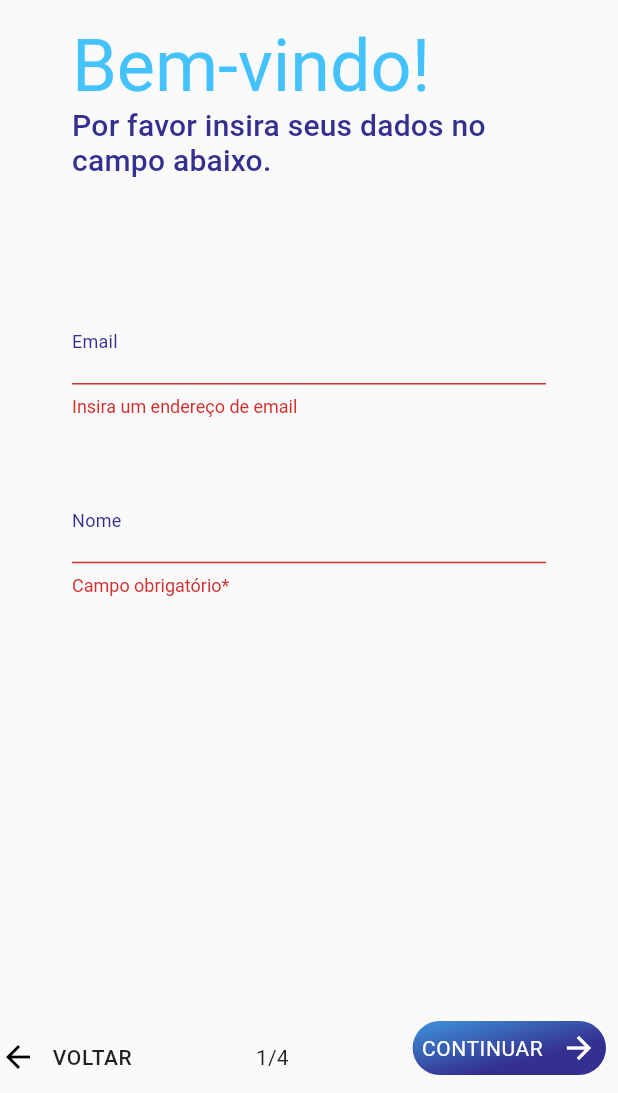
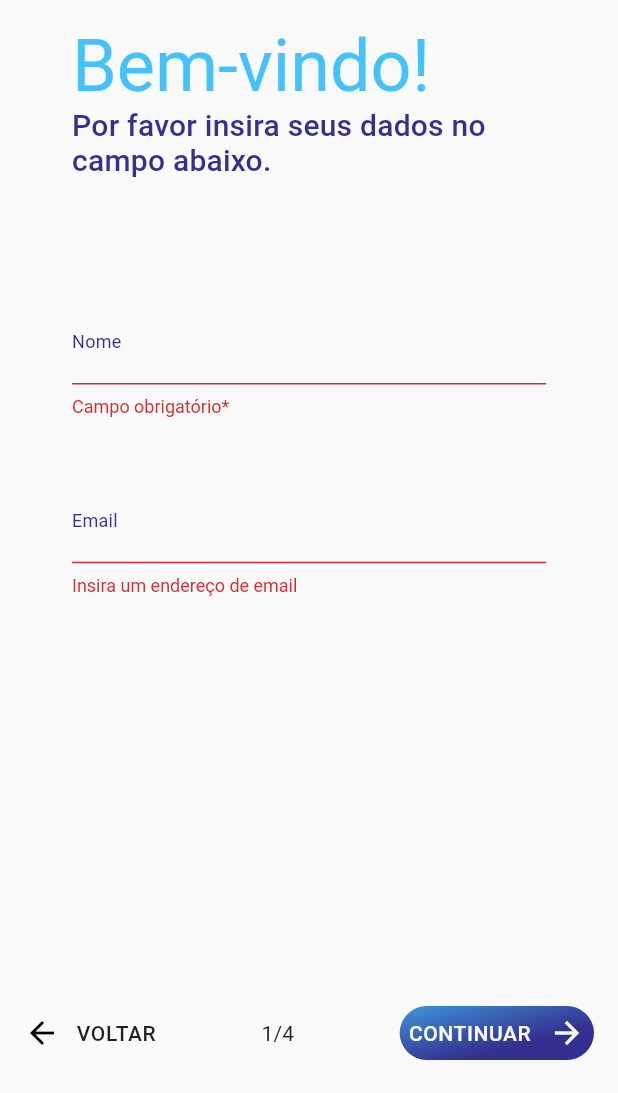
Before and after one commit to devguusta/RaroAcademy_Budget, a Flutter app: the SignUpPage screen opened by its route, after a tap on "CONTINUAR", on a phone screen of 412 x 824 dp, the part 143-1236 px from its top. Run offline on Flutter 3.47's test engine with Material 2 defaults, Android fonts, the phone set to English and light mode, and no system bars; our stand-ins replace connectivity, firebase_core; missing offline and left inert: animated_card, cpf_cnpj_validator; accounts and stored records are empty; project files that could hold a hidden picture were left out.

```diff
--- a/lib/modules/signup-page/page-view/page_view_for.dart
+++ b/lib/modules/signup-page/page-view/page_view_for.dart
@@ -10,11 +10,10 @@ class PageViewFor extends StatefulWidget {
   final TextEditingController passwordController;
   final TextEditingController confirmPasswordController;
 
-  PageViewFor({
+  const PageViewFor({
     Key? key,
     required this.passwordController,
     required this.confirmPasswordController,
-
   }) : super(key: key);
 
   @override
@@ -22,7 +21,6 @@ class PageViewFor extends StatefulWidget {
 }
 
 class _PageViewForState extends State<PageViewFor> {
-
   String password = '';
 
   @override
@@ -39,53 +37,46 @@ class _PageViewForState extends State<PageViewFor> {
             child: AnimatedCard(
               direction: AnimatedCardDirection.top,
               duration: const Duration(milliseconds: 600),
-                child: Image.asset(AppImages.logoBudget)),
+              child: Image.asset(AppImages.logoBudget),
+            ),
           ),
         ),
         Visibility(
           visible: MediaQuery.of(context).viewInsets.bottom == 0,
           child: Padding(
-            padding: EdgeInsets.only(left: 48.0, top: 16.0),
+            padding: const EdgeInsets.only(left: 48.0, top: 16.0),
             child: AnimatedCard(
               direction: AnimatedCardDirection.right,
               duration: const Duration(milliseconds: 600),
-              child: Text("Bem-vindo!",
-                  style: AppTextStyles.kPrimaryTextLoginPage),
+              child: const Text(
+                "Bem-vindo!",
+                style: AppTextStyles.kPrimaryTextLoginPage,
               ),
             ),
           ),
-        Padding(
-          padding: const EdgeInsets.only(left: 48.0, right: 57.0),
+        ),
+        const Padding(
+          padding: EdgeInsets.only(left: 48.0, right: 57.0),
           child: SizedBox(
-            child: Text('Agora crie sua senha\ncontendo:',
-                style: AppTextStyles.kSubTitleSignUpText),
-          ),
-        ),
-        SizedBox(height: 28),
-        Padding(
-          padding: const EdgeInsets.only(left: 48.0),
             child: Text(
-            '• pelo menos oito caracteres',
-            style: TextStyle(
-              fontFamily: 'Roboto',
-              fontWeight: FontWeight.w400,
-              fontSize: 16.0,
-              letterSpacing: 0.15,
-              color: Color.fromRGBO(0, 0, 0, 0.54),
+              'Agora crie sua senha\ncontendo:',
+              style: AppTextStyles.kSubTitleSignUpText,
             ),
           ),
         ),
-        Padding(
-          padding: const EdgeInsets.only(left: 48.0),
+        const SizedBox(height: 28),
+        const Padding(
+          padding: EdgeInsets.only(left: 48.0),
+          child: Text(
+            '• pelo menos oito caracteres',
+            style: AppTextStyles.kPasswordTextLogin,
+          ),
+        ),
+        const Padding(
+          padding: EdgeInsets.only(left: 48.0),
           child: Text(
             '• letras maiúsculas, letras\n minúsculas, números e símbolos',
-            style: TextStyle(
-              fontFamily: 'Roboto',
-              fontWeight: FontWeight.w400,
-              fontSize: 16.0,
-              letterSpacing: 0.15,
-              color: Color.fromRGBO(0, 0, 0, 0.54),
-            ),
+            style: AppTextStyles.kPasswordTextLogin,
           ),
         ),
         SizedBox(height: size.height * 0.01),
@@ -95,11 +86,8 @@ class _PageViewForState extends State<PageViewFor> {
           controller: widget.passwordController,
           onChanged: (value) {
             password = value;
-            print(password);
           },
-          validator: (value) => Validators().validatePassword(
-            value!,
-          ),
+          validator: (value) => Validators().validatePassword(value!),
 
           // onChanged: (value) => {
           //   password = value,
@@ -115,18 +103,14 @@ class _PageViewForState extends State<PageViewFor> {
           hintText: "Confirme sua senha",
           labelText: "Confirmar senha",
           controller: widget.confirmPasswordController,
-
-          validator: (value) => Validators().validateConfirmPassword(
-             value! ,password,
-            ),
+          validator: (value) =>
+              Validators().validateConfirmPassword(value!, password),
           obscureText: true,
         ),
       ],
     );
   }
 }
-
-
 
 //  onChanged: (String value) => {
 //             password = value,
--- a/lib/modules/signup-page/page-view/page_view_onboarding.dart
+++ b/lib/modules/signup-page/page-view/page_view_onboarding.dart
@@ -8,35 +8,36 @@ class OnBoarding extends StatelessWidget {
 
   @override
   Widget build(BuildContext context) {
-    Size size = MediaQuery.of(context).size;
     return SingleChildScrollView(
-        child: Stack(
-          children: [
-            Image.asset(
-              "assets/images/sucessRegister.png",
-              fit: BoxFit.fill,
+      child: Container(
+        height: MediaQuery.of(context).size.height,
+        width: MediaQuery.of(context).size.width,
+        decoration: BoxDecoration(
+          image: DecorationImage(
+            image: const AssetImage("assets/images/sucessRegister.png"),
+            fit: BoxFit.cover,
+            colorFilter: ColorFilter.mode(
+              Colors.blue.shade300,
+              BlendMode.modulate,
             ),
-            // Image.asset(
-            //   "assets/images/blue1.png",
-            //   fit: BoxFit.fill,
-            // ),
-            Image.asset(
-              "assets/images/blue.png",
-              fit: BoxFit.fill,
           ),
-
-            Padding(
-              padding: const EdgeInsets.only(top: 32.0),
+        ),
         child: Column(
           mainAxisAlignment: MainAxisAlignment.center,
           crossAxisAlignment: CrossAxisAlignment.start,
           mainAxisSize: MainAxisSize.max,
           children: [
-
-                  Center(child: Image.asset("assets/images/iconBudgetLarge.png")),
-                    Padding(
-                      padding: const EdgeInsets.only(left: 48.0),
-                      child: Text("Agora sim!\nVocê terá o\ncontrole\nfinanceiro nas\nsuas mãos!", style: AppTextStyles.kOnBoardingText),
+            Center(
+              child: Image.asset(
+                "assets/images/iconBudgetLarge.png",
+              ),
+            ),
+            const Padding(
+              padding: EdgeInsets.only(left: 48.0),
+              child: Text(
+                "Agora sim!\nVocê terá o\ncontrole\nfinanceiro nas\nsuas mãos!",
+                style: AppTextStyles.kOnBoardingText,
+              ),
             ),
             Padding(
               padding: const EdgeInsets.only(left: 48.0, top: 24),
@@ -47,23 +48,23 @@ class OnBoarding extends StatelessWidget {
                   shape: RoundedRectangleBorder(
                     borderRadius: BorderRadius.circular(34),
                   ),
-                          padding: EdgeInsets.symmetric(horizontal: 15, vertical: 10),
+                  padding: const EdgeInsets.symmetric(
+                    horizontal: 20.0,
+                    vertical: 12.5,
                   ),
-                        onPressed: (){
+                ),
+                onPressed: () {
                   Navigator.pushReplacementNamed(
                     context,
                     HomePage.id,
                   );
                 },
-                        child: Text("VAMOS LÁ!"),
+                child: Text("Vamos lá!".toUpperCase()),
               ),
             ),
           ],
         ),
       ),
-
-          ],
-        ),
     );
   }
 }
--- a/lib/modules/signup-page/page-view/page_view_one.dart
+++ b/lib/modules/signup-page/page-view/page_view_one.dart
@@ -9,7 +9,7 @@ import 'package:raro_academy_budget/util/validators/text_validator.dart';
 class PageViewOne extends StatefulWidget {
   final TextEditingController emailController;
   final TextEditingController nameController;
-  PageViewOne({
+  const PageViewOne({
     Key? key,
     required this.emailController,
     required this.nameController,
@@ -20,7 +20,6 @@ class PageViewOne extends StatefulWidget {
 }
 
 class _PageViewOneState extends State<PageViewOne> {
-
   @override
   Widget build(BuildContext context) {
     Size size = MediaQuery.of(context).size;
@@ -29,56 +28,58 @@ class _PageViewOneState extends State<PageViewOne> {
       children: [
         SizedBox(height: size.height * 0.05),
         Visibility(
-        visible:
-            MediaQuery.of(context).viewInsets.bottom == 0,
+          visible: MediaQuery.of(context).viewInsets.bottom == 0,
           child: Padding(
             padding: const EdgeInsets.only(left: 48.0),
             child: AnimatedCard(
               direction: AnimatedCardDirection.top,
               duration: const Duration(milliseconds: 600),
-              child: Image.asset(AppImages.logoBudget)),
+              child: Image.asset(AppImages.logoBudget),
+            ),
           ),
         ),
         Visibility(
-        visible: MediaQuery.of(context).viewInsets.bottom ==0,
+          visible: MediaQuery.of(context).viewInsets.bottom == 0,
           child: Padding(
-          padding: EdgeInsets.only(left: 48.0, top: 16.0),
+            padding: const EdgeInsets.only(left: 48.0, top: 16.0),
             child: AnimatedCard(
               direction: AnimatedCardDirection.right,
               duration: const Duration(milliseconds: 600),
-            child: Text("Bem-vindo!",
-                style: AppTextStyles.kPrimaryTextLoginPage),
+              child: const Text(
+                "Bem-vindo!",
+                style: AppTextStyles.kPrimaryTextLoginPage,
               ),
             ),
           ),
-      Padding(
-        padding:
-            const EdgeInsets.only(left: 48.0, right: 57.0),
+        ),
+        const Padding(
+          padding: EdgeInsets.only(
+            left: 48.0,
+            right: 57.0,
+          ),
           child: SizedBox(
             child: Text(
               'Por favor insira seus dados no campo abaixo.',
-              style: AppTextStyles.kSubTitleSignUpText),
+              style: AppTextStyles.kSubTitleSignUpText,
+            ),
           ),
         ),
         SizedBox(height: size.height * 0.1),
+        InputForm(
+          hintText: "Nome",
+          labelText: "Nome",
+          controller: widget.nameController,
+          validator: (String? value) => Validators().validateName(value!),
+        ),
+        SizedBox(height: size.height * 0.05),
         InputForm(
           hintText: "Email",
           labelText: "Email",
           controller: widget.emailController,
           onChanged: (value) {},
-        validator: (String? value) =>
-        Validators.validateEmail(value),
+          validator: (String? value) => Validators.validateEmail(value),
           keyboardType: TextInputType.emailAddress,
         ),
-      SizedBox(height: size.height * 0.05),
-      InputForm(
-        hintText: "Nome",
-        labelText: "Nome",
-        controller: widget.nameController,
-        validator: (String? value) =>
-            Validators().validateName(value!),
-      ),
-
       ],
     );
   }
--- a/lib/modules/signup-page/page-view/page_view_two.dart
+++ b/lib/modules/signup-page/page-view/page_view_two.dart
@@ -43,11 +43,13 @@ class _PageViewTwoState extends State<PageViewTwo> {
           padding: EdgeInsets.only(left: 48.0, top: 16.0),
           child: Text("Bem-vindo!", style: AppTextStyles.kPrimaryTextLoginPage),
         ),
-        Padding(
-          padding: const EdgeInsets.only(left: 48.0, right: 57.0),
+        const Padding(
+          padding: EdgeInsets.only(left: 48.0, right: 57.0),
           child: SizedBox(
-            child: Text('Mais Alguns dados.',
-                style: AppTextStyles.kSubTitleSignUpText),
+            child: Text(
+              'Mais Alguns dados.',
+              style: AppTextStyles.kSubTitleSignUpText,
+            ),
           ),
         ),
         SizedBox(height: size.height * 0.15),
@@ -56,20 +58,18 @@ class _PageViewTwoState extends State<PageViewTwo> {
           labelText: "Telefone",
           controller: widget.phoneController,
           onChanged: (value) {},
-          validator:(String? value) => Validators().validatePhone(value!),
+          validator: (String? value) => Validators().validatePhone(value!),
           keyboardType: TextInputType.number,
           // inputFormatters: [
           //   FilteringTextInputFormatter.digitsOnly,
           //   maskFormatter,
           // ],
-
         ),
-          SizedBox(height: size.height * 0.05),
+        SizedBox(height: size.height * 0.05),
         InputForm(
           hintText: "Cpf",
           labelText: "Cpf",
           controller: widget.cpfController,
-
           validator: (String? value) => Validators().cpfValidator(value!),
           // inputFormatters: [
           //   FilteringTextInputFormatter.digitsOnly,
--- a/lib/modules/signup-page/page-view/signup_use_terms.dart
+++ b/lib/modules/signup-page/page-view/signup_use_terms.dart
@@ -1,6 +1,5 @@
 import 'package:animated_card/animated_card.dart';
 import 'package:flutter/material.dart';
-
 import 'package:raro_academy_budget/util/constants/app_images.dart';
 import 'package:raro_academy_budget/util/constants/app_text_styles.dart';
 
@@ -17,7 +16,7 @@ class SignUpUseTerms extends StatefulWidget {
 
 class _SignUpUseTermsState extends State<SignUpUseTerms> {
   SingingCharacter? _character = SingingCharacter.no;
-  late bool isState;
+  bool isState = false;
   @override
   Widget build(BuildContext context) {
     Size size = MediaQuery.of(context).size;
@@ -34,36 +33,32 @@ class _SignUpUseTermsState extends State<SignUpUseTerms> {
               child: AnimatedCard(
                 direction: AnimatedCardDirection.top,
                 duration: const Duration(milliseconds: 400),
-              child: Image.asset(AppImages.logoBudget)),
-        ),
-      ),
-
-      Padding(
-          padding: EdgeInsets.only(left: 48.0, top: 16.0),
-          child: Text("Bem-vindo!", style: AppTextStyles.kPrimaryTextLoginPage),
-        ),
-
-      Padding(
-        padding: const EdgeInsets.only(left:48.0),
-        child: Text(
-            'Leia com atenção e aceite.',
-            style: AppTextStyles.kSubTitleSignUpText),
-      ),
-      SizedBox(height: size.height * 0.06),
-        Padding(
-          padding: const EdgeInsets.only(left: 24.0,right: 8),
-          child: Text(
-            'Lorem Ipsum neque porro quisquam est qui dolorem ipsum quia dolor sit amet, consectetur, adipisci velit. Ipsum neque porro quisquam est qui dolorem ipsum quia dolor sit amet, consectetur, adipisci velit. Nque porro  est qui dolorem ipsum quia dolor sit amet, , adipisci velit. Quisquam est qui dolorem ipsum.',
-            style: TextStyle(
-              fontFamily: 'Roboto',
-              fontWeight: FontWeight.w400,
-              fontSize: 16.0,
-              letterSpacing: 0.15,
-              color: Color.fromRGBO(0, 0, 0, 0.54),
+                child: Image.asset(AppImages.logoBudget),
               ),
             ),
           ),
-
+          const Padding(
+            padding: EdgeInsets.only(left: 48.0, top: 16.0),
+            child: Text(
+              "Bem-vindo!",
+              style: AppTextStyles.kPrimaryTextLoginPage,
+            ),
+          ),
+          const Padding(
+            padding: EdgeInsets.only(left: 48.0),
+            child: Text(
+              'Leia com atenção e aceite.',
+              style: AppTextStyles.kSubTitleSignUpText,
+            ),
+          ),
+          SizedBox(height: size.height * 0.06),
+          const Padding(
+            padding: EdgeInsets.only(left: 48.0, right: 48.0, bottom: 24.0),
+            child: Text(
+              'Lorem Ipsum neque porro quisquam est qui dolorem ipsum quia dolor sit amet, consectetur, adipisci velit. Ipsum neque porro quisquam est qui dolorem ipsum quia dolor sit amet, consectetur, adipisci velit. Nque porro  est qui dolorem ipsum quia dolor sit amet, , adipisci velit. Quisquam est qui dolorem ipsum.',
+              style: AppTextStyles.kPasswordTextLogin,
+            ),
+          ),
           Padding(
             padding: const EdgeInsets.only(top: 8.0, left: 24),
             child: Flex(
@@ -78,32 +73,25 @@ class _SignUpUseTermsState extends State<SignUpUseTerms> {
                         child: Radio<SingingCharacter>(
                           value: SingingCharacter.yes,
                           groupValue: _character,
+                          toggleable: true,
                           onChanged: (SingingCharacter? value) {
                             setState(() {
                               _character = value;
-                           isState = true;
-                        }
-                       );
+                              isState = !isState;
+                            });
                           },
                         ),
                       ),
                     ),
-                Padding(
-                  padding: const EdgeInsets.only(bottom:0.0),
+                    const Padding(
+                      padding: EdgeInsets.only(bottom: 0.0),
                       child: FittedBox(
                         fit: BoxFit.fitWidth,
                         child: Text(
                           'Eu li e aceito os termos e condições\ne a Política de privacidade do budget.',
                           overflow: TextOverflow.ellipsis,
-                      style: TextStyle(
-                        fontFamily: 'Roboto',
-                        fontWeight: FontWeight.w400,
-                        fontSize: 14.0,
-                        letterSpacing: 0.15,
-                        color: Color.fromRGBO(0, 0, 0, 0.54),
+                          style: AppTextStyles.kPasswordTextLogin,
                         ),
-                    ),
-
                       ),
                     ),
                   ],
@@ -111,7 +99,8 @@ class _SignUpUseTermsState extends State<SignUpUseTerms> {
               ],
             ),
           ),
-      ]),
+        ],
+      ),
     );
   }
 }
--- a/lib/modules/signup-page/signup-footer/signup_footer.dart
+++ b/lib/modules/signup-page/signup-footer/signup_footer.dart
@@ -16,11 +16,15 @@ class SignUpFooter extends StatelessWidget {
 
   @override
   Widget build(BuildContext context) {
-    return SizedBox(
+    return SafeArea(
+      child: Padding(
+        padding: const EdgeInsets.all(16.0),
+        child: SizedBox(
           height: 48.0,
           width: double.infinity,
           child: Row(
             mainAxisAlignment: MainAxisAlignment.spaceBetween,
+            crossAxisAlignment: CrossAxisAlignment.center,
             children: [
               InkWell(
                 child: SizedBox(
@@ -29,29 +33,27 @@ class SignUpFooter extends StatelessWidget {
                     onTap: onBack,
                     child: Row(
                       children: [
-                    Icon(
+                        const Icon(
                           Icons.arrow_back,
                           color: Color.fromRGBO(0, 0, 0, 26),
                         ),
-                    SizedBox(width: 11.0),
-                    Text("VOLTAR",
-                        style: AppTextStyles.kBackSignUpButton),
+                        const SizedBox(width: 11.0),
+                        Text(
+                          "Voltar".toUpperCase(),
+                          style: AppTextStyles.kBackSignUpButton,
+                        ),
                       ],
                     ),
                   ),
                 ),
               ),
-          SizedBox(
-            height: MediaQuery.of(context).size.height * 0.25,
-            child: Row(
+              Row(
+                crossAxisAlignment: CrossAxisAlignment.center,
                 children: [
                   Text('$page/4', style: AppTextStyles.kPaginationSignUpButton),
                 ],
               ),
-          ),
-          Padding(
-            padding: const EdgeInsets.only(right: 8.0, bottom: 12),
-            child: InkWell(
+              InkWell(
                 borderRadius: const BorderRadius.all(
                   Radius.circular(24.0),
                 ),
@@ -69,14 +71,13 @@ class SignUpFooter extends StatelessWidget {
                       mainAxisSize: MainAxisSize.min,
                       mainAxisAlignment: MainAxisAlignment.spaceEvenly,
                       children: [
-
                         Text(
                           "Continuar".toUpperCase(),
                           style: AppTextStyles.kForwadSignUpButton,
                         ),
-                       SizedBox(width: 12.0),
+                        const SizedBox(width: 12.0),
                         const SizedBox(width: 0.0),
-                      Icon(
+                        const Icon(
                           Icons.arrow_forward,
                           color: Colors.white,
                         ),
@@ -85,8 +86,9 @@ class SignUpFooter extends StatelessWidget {
                   ),
                 ),
               ),
+            ],
           ),
-        ],
+        ),
       ),
     );
   }
--- a/lib/modules/signup-page/signup_page.dart
+++ b/lib/modules/signup-page/signup_page.dart
@@ -1,4 +1,5 @@
 import 'package:flutter/material.dart';
+import 'package:raro_academy_budget/modules/login-page/initial_login_page.dart';
 import 'package:raro_academy_budget/modules/signup-page/page-view/page_view_for.dart';
 import 'package:raro_academy_budget/modules/signup-page/page-view/page_view_onboarding.dart';
 import 'package:raro_academy_budget/modules/signup-page/page-view/page_view_one.dart';
@@ -82,8 +83,8 @@ class _SignUpPageState extends State<SignUpPage> {
                       Stack(
                         children: [
                           PageViewOne(
+                            nameController: _nameController,
                             emailController: _emailController,
-                            nameController: _nameController,
                           ),
                           Align(
                             alignment: Alignment.bottomCenter,
@@ -96,6 +97,12 @@ class _SignUpPageState extends State<SignUpPage> {
                                     curve: Curves.easeIn,
                                   );
                                 }
+                              },
+                              onBack: () {
+                                Navigator.pushNamed(
+                                  context,
+                                  InitialLoginPage.id,
+                                );
                               },
                             ),
                           ),
--- a/lib/modules/splash-page/splash_page.dart
+++ b/lib/modules/splash-page/splash_page.dart
@@ -1,6 +1,6 @@
 import 'package:flutter/material.dart';
 import 'package:animated_card/animated_card.dart';
-import 'package:raro_academy_budget/modules/temp-page/home_page.dart';
+import 'package:raro_academy_budget/modules/login-page/initial_login_page.dart';
 import 'package:raro_academy_budget/util/constants/app_colors.dart';
 import 'package:raro_academy_budget/util/constants/app_images.dart';
 import 'package:raro_academy_budget/util/constants/app_text_styles.dart';
@@ -21,7 +21,7 @@ class _SplashPagePrimaryState extends State<SplashPagePrimary> {
       Future.delayed(const Duration(seconds: 2)).then(
         (value) => Navigator.pushReplacementNamed(
           context,
-          Home.id,
+          InitialLoginPage.id,
         ),
       );
     });
--- a/lib/util/constants/app_text_styles.dart
+++ b/lib/util/constants/app_text_styles.dart
@@ -220,6 +220,7 @@ class AppTextStyles {
 
   static const TextStyle kForwadSignUpButton = TextStyle(
     color: AppColors.kWhite,
+    fontWeight: FontWeight.w500,
     fontFamily: 'Roboto',
     fontSize: 14.0,
     letterSpacing: 0.4,
@@ -261,4 +262,12 @@ class AppTextStyles {
     color: Color.fromRGBO(52, 48, 144, 1),
     letterSpacing: 0.15,
   );
+
+  static const TextStyle kPasswordTextLogin = TextStyle(
+    fontFamily: 'Roboto',
+    fontWeight: FontWeight.w400,
+    fontSize: 16.0,
+    letterSpacing: 0.15,
+    color: Color.fromRGBO(0, 0, 0, 0.54),
+  );
 }
```
Also changed, not shown: pubspec.lock. Lines whose indentation alone changed are shown as unchanged.
